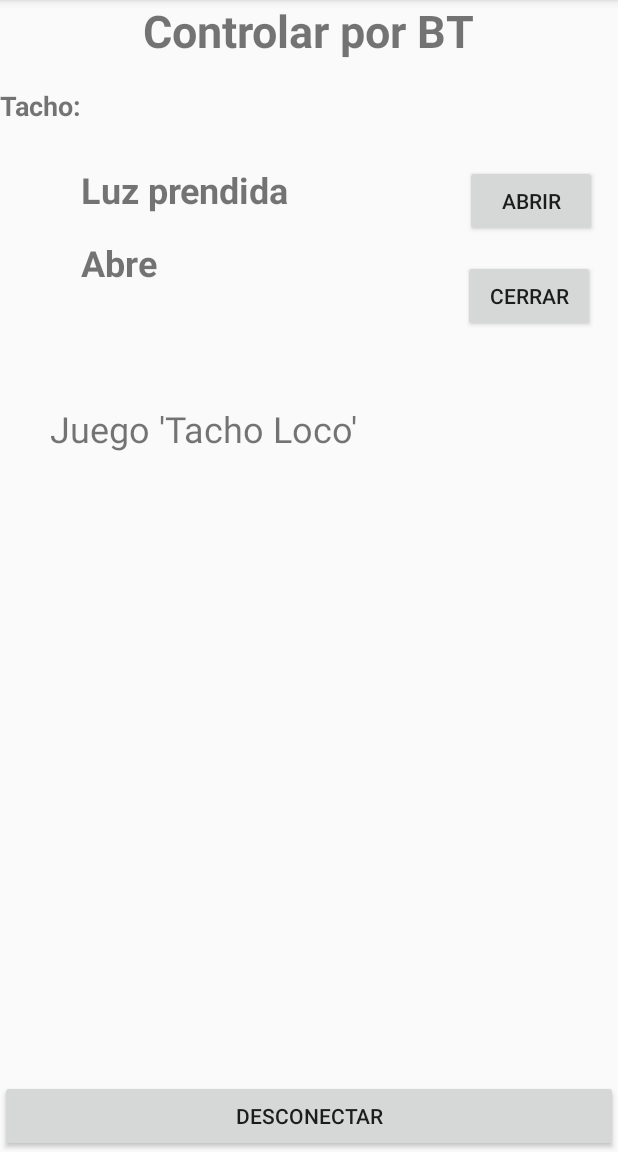
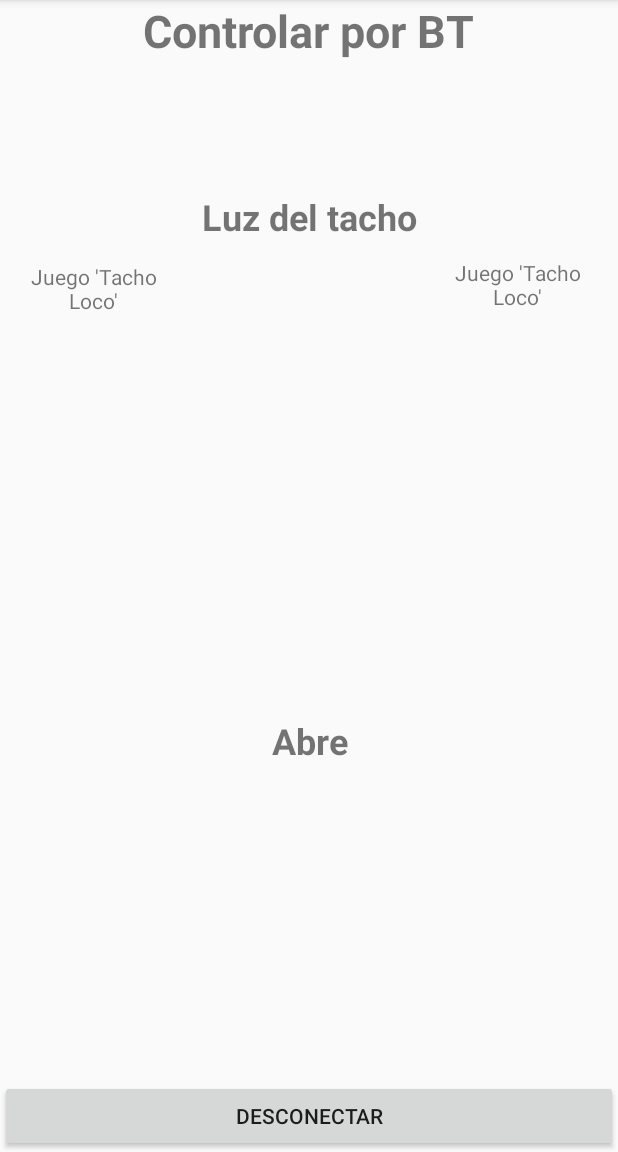
Before and after one commit to FabianNorbertoEscobar/SmartTrash, an Android app: the ControlarBT screen opened directly, with no data from a screen before it, on a phone screen of 412 x 824 dp, the part 84-1236 px from its top. Run offline under Robolectric (Android 15) with nearby library versions, the phone set to English and light mode, and no system bars; network calls fail; 6 statements that could not run were skipped.

Commit message:
Version que gestiona sensores y tiene una interfaz un poco más limpia pero no final. Se le van a agregar activities para tener los controles separados para mostrar más facilmente

```diff
--- a/Android/app/src/main/java/smarttrashteam/smarttrash/ControlarBT.java
+++ b/Android/app/src/main/java/smarttrashteam/smarttrash/ControlarBT.java
@@ -24,7 +24,7 @@ import java.util.UUID;
 public class ControlarBT extends AppCompatActivity {
 
     Button BtnAbrirTacho, BtnCerrarTacho, BtnDesconectarBT;
-    TextView TxtDatos, TxtLuz, TxtSacudida, TxtTachoLoco;
+    TextView TxtDatos, TxtLuz, TxtSacudida, TxtTachoLocoAntihorario, TxtTachoLocoHorario;
 
     //-------------------------------------------
     Handler bluetoothIn;
@@ -55,7 +55,8 @@ public class ControlarBT extends AppCompatActivity {
         TxtDatos = findViewById(R.id.IdTxtDatos);
         TxtLuz = findViewById((R.id.IdTxtLuz));
         TxtSacudida = findViewById(R.id.IdTxtSacudida);
-        TxtTachoLoco = findViewById(R.id.IdTxtTachoLoco);
+        TxtTachoLocoAntihorario = findViewById(R.id.IdTxtTachoLocoAntihorario);
+        TxtTachoLocoHorario = findViewById(R.id.IdTxtTachoLocoHorario);
 
         //Se usa el SensorManager para el control de los sensores
         sensorManager = (SensorManager) getSystemService(SENSOR_SERVICE);
@@ -191,14 +192,12 @@ public class ControlarBT extends AppCompatActivity {
         sensorGiroscopoListener = new SensorEventListener() {
             @Override
             public void onSensorChanged(SensorEvent sensorEvent) {
-//                String msg = "0: " + sensorEvent.values[0] + "\n" +
-//                        "1: " + sensorEvent.values[1] + "\n" +
-//                        "2: " + sensorEvent.values[2] + "\n";
-//                TxtTachoLoco.setText(msg);
-                if(sensorEvent.values[2] > 0.5f) { // anticlockwise
-                    TxtTachoLoco.setVisibility(View.VISIBLE);
-                } else if(sensorEvent.values[2] < -0.5f) { // clockwise
-                    TxtTachoLoco.setVisibility(View.INVISIBLE);
+                if(sensorEvent.values[2] > 6f) { // Giro antihorario
+                    TxtTachoLocoAntihorario.setVisibility(View.VISIBLE);
+                    TxtTachoLocoHorario.setVisibility(View.INVISIBLE);
+                } else if(sensorEvent.values[2] < -6f) { // Giro Horario
+                    TxtTachoLocoAntihorario.setVisibility(View.INVISIBLE);
+                    TxtTachoLocoHorario.setVisibility(View.VISIBLE);
                 }
             }
 
--- a/Android/app/src/main/res/layout/menu_controlar_bt.xml
+++ b/Android/app/src/main/res/layout/menu_controlar_bt.xml
@@ -20,19 +20,20 @@
         android:id="@+id/IdBtnAbrirTacho"
         android:layout_width="wrap_content"
         android:layout_height="wrap_content"
-        android:layout_below="@+id/IdTituloControlarTapa"
-        android:layout_alignParentEnd="true"
-        android:layout_alignParentRight="true"
-        android:layout_marginTop="27dp"
-        android:layout_marginEnd="14dp"
-        android:layout_marginRight="14dp"
-        android:text="Abrir" />
+        android:layout_above="@+id/IdTxtDatos"
+        android:layout_alignParentStart="true"
+        android:layout_alignParentLeft="true"
+        android:layout_marginStart="0dp"
+        android:layout_marginLeft="0dp"
+        android:layout_marginBottom="25dp"
+        android:enabled="false"
+        android:text="Abrir"
+        android:visibility="invisible" />
 
     <TextView
         android:id="@+id/IdTxtDatos"
         android:layout_width="match_parent"
         android:layout_height="wrap_content"
-        android:layout_alignParentStart="true"
         android:layout_alignParentBottom="true"
         android:layout_marginBottom="87dp"
         android:text="Dato:"
@@ -56,69 +57,92 @@
         android:layout_marginBottom="0dp"
         android:text="Desconectar" />
 
-    <TextView
-        android:id="@+id/IdTituloControlarTapa"
-        android:layout_width="match_parent"
-        android:layout_height="wrap_content"
-        android:layout_below="@+id/textView2"
-        android:layout_marginTop="17dp"
-        android:text="Tacho:"
-        android:textSize="18sp"
-        android:textStyle="bold" />
-
     <Button
         android:id="@+id/IdBtnCerrarTacho"
         android:layout_width="wrap_content"
         android:layout_height="wrap_content"
-        android:layout_below="@+id/IdBtnAbrirTacho"
+        android:layout_above="@+id/IdTxtDatos"
         android:layout_alignParentEnd="true"
         android:layout_alignParentRight="true"
-        android:layout_marginTop="15dp"
-        android:layout_marginEnd="15dp"
-        android:layout_marginRight="15dp"
-        android:text="Cerrar" />
+        android:layout_marginEnd="0dp"
+        android:layout_marginRight="0dp"
+        android:layout_marginBottom="25dp"
+        android:enabled="false"
+        android:text="Cerrar"
+        android:visibility="invisible" />
 
     <TextView
         android:id="@+id/IdTxtLuz"
-        android:layout_width="wrap_content"
-        android:layout_height="wrap_content"
-        android:layout_alignTop="@+id/IdBtnAbrirTacho"
+        android:layout_width="match_parent"
+        android:layout_height="match_parent"
+        android:layout_above="@+id/IdBtnDesconectar"
+        android:layout_below="@+id/textView2"
         android:layout_alignParentStart="true"
         android:layout_alignParentLeft="true"
-        android:layout_marginStart="54dp"
-        android:layout_marginLeft="54dp"
-        android:text="Luz prendida"
+        android:layout_alignParentEnd="true"
+        android:layout_alignParentRight="true"
+        android:layout_marginStart="110dp"
+        android:layout_marginLeft="110dp"
+        android:layout_marginTop="87dp"
+        android:layout_marginEnd="110dp"
+        android:layout_marginRight="119dp"
+        android:layout_marginBottom="296dp"
+        android:text="Luz del tacho"
+        android:textAlignment="center"
         android:textSize="24sp"
         android:textStyle="bold" />
 
     <TextView
         android:id="@+id/IdTxtSacudida"
         android:layout_width="wrap_content"
-        android:layout_height="wrap_content"
-        android:layout_below="@+id/IdTxtLuz"
+        android:layout_height="93dp"
+        android:layout_above="@+id/IdBtnDesconectar"
         android:layout_alignParentStart="true"
         android:layout_alignParentLeft="true"
-        android:layout_marginStart="54dp"
-        android:layout_marginLeft="54dp"
-        android:layout_marginTop="16dp"
+        android:layout_alignParentEnd="true"
+        android:layout_alignParentRight="true"
+        android:layout_marginStart="110dp"
+        android:layout_marginLeft="110dp"
+        android:layout_marginEnd="110dp"
+        android:layout_marginRight="110dp"
+        android:layout_marginBottom="149dp"
         android:text="Abre"
+        android:textAlignment="center"
         android:textSize="24sp"
         android:textStyle="bold" />
 
     <TextView
-        android:id="@+id/IdTxtTachoLoco"
-        android:layout_width="wrap_content"
-        android:layout_height="31dp"
-        android:layout_below="@+id/IdTxtSacudida"
+        android:id="@+id/IdTxtTachoLocoAntihorario"
+        android:layout_width="95dp"
+        android:layout_height="39dp"
+        android:layout_above="@+id/IdTxtDatos"
+        android:layout_below="@+id/textView2"
+        android:layout_alignParentEnd="true"
+        android:layout_alignParentRight="true"
+        android:layout_marginTop="131dp"
+        android:layout_marginEnd="19dp"
+        android:layout_marginRight="15dp"
+        android:layout_marginBottom="188dp"
+        android:text="Juego 'Tacho Loco'"
+        android:textAlignment="center"
+        android:textSize="14sp"
+        android:visibility="visible" />
+
+    <TextView
+        android:id="@+id/IdTxtTachoLocoHorario"
+        android:layout_width="93dp"
+        android:layout_height="37dp"
+        android:layout_above="@+id/IdTxtDatos"
+        android:layout_below="@+id/textView2"
         android:layout_alignParentStart="true"
         android:layout_alignParentLeft="true"
-        android:layout_alignParentBottom="true"
-        android:layout_marginStart="33dp"
-        android:layout_marginLeft="33dp"
-        android:layout_marginTop="78dp"
-        android:layout_marginBottom="213dp"
+        android:layout_marginStart="15dp"
+        android:layout_marginLeft="50dp"
+        android:layout_marginTop="134dp"
+        android:layout_marginBottom="188dp"
         android:text="Juego 'Tacho Loco'"
-        android:textSize="24sp"
+        android:textAlignment="center"
+        android:textSize="14sp"
         android:visibility="visible" />
 
 </RelativeLayout>
```
